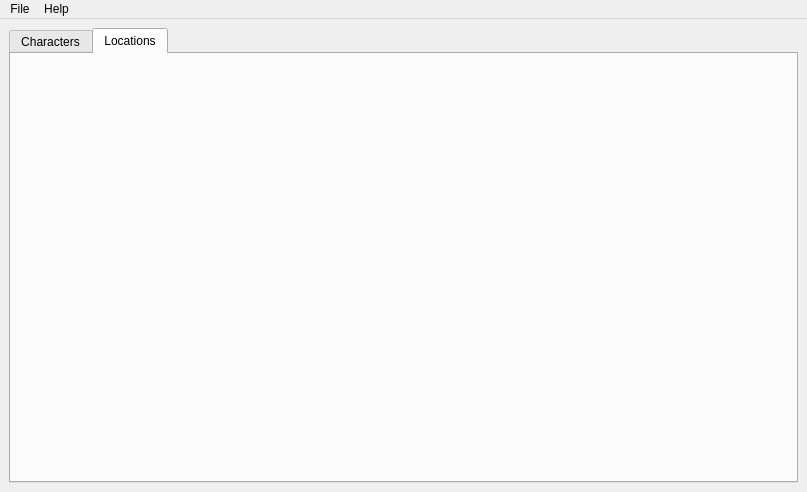
Temebe/GameMastersNotepad, file mainwindow.ui: the form before one commit.
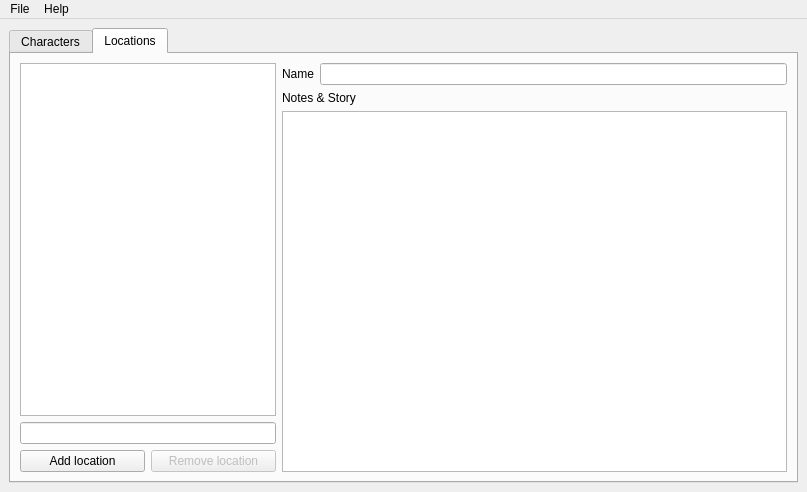
The form after the commit. The open tabs and pages were chosen to show the change. Icons and pictures are not drawn. Custom widgets are drawn as their Qt base class.

Commit message: add locations and create templated model

Patch:
```diff
--- a/mainwindow.ui
+++ b/mainwindow.ui
@@ -240,12 +240,65 @@
        <attribute name="title">
         <string>Locations</string>
        </attribute>
-       <layout class="QHBoxLayout" name="horizontalLayout_5">
+       <layout class="QHBoxLayout" name="horizontalLayout_5" stretch="0,4">
         <item>
-         <layout class="QVBoxLayout" name="verticalLayout_6"/>
+         <layout class="QVBoxLayout" name="verticalLayout_6">
+          <item>
+           <widget class="QListView" name="locationsListView"/>
+          </item>
+          <item>
+           <widget class="QLineEdit" name="lineEditSearchLocation"/>
+          </item>
+          <item>
+           <layout class="QHBoxLayout" name="horizontalLayout_4">
+            <item>
+             <widget class="QPushButton" name="buttonAddNewLocation">
+              <property name="text">
+               <string>Add location</string>
+              </property>
+             </widget>
+            </item>
+            <item>
+             <widget class="QPushButton" name="buttonRemoveLocation">
+              <property name="enabled">
+               <bool>false</bool>
+              </property>
+              <property name="text">
+               <string>Remove location</string>
+              </property>
+             </widget>
+            </item>
+           </layout>
+          </item>
+         </layout>
         </item>
         <item>
-         <layout class="QVBoxLayout" name="verticalLayout_7"/>
+         <layout class="QVBoxLayout" name="verticalLayout_7">
+          <item>
+           <layout class="QHBoxLayout" name="horizontalLayout_6">
+            <item>
+             <widget class="QLabel" name="label">
+              <property name="text">
+               <string>Name</string>
+              </property>
+             </widget>
+            </item>
+            <item>
+             <widget class="QLineEdit" name="lineEditLocationName"/>
+            </item>
+           </layout>
+          </item>
+          <item>
+           <widget class="QLabel" name="label_2">
+            <property name="text">
+             <string>Notes &amp; Story</string>
+            </property>
+           </widget>
+          </item>
+          <item>
+           <widget class="QTextEdit" name="textEditLocationNotes"/>
+          </item>
+         </layout>
         </item>
        </layout>
       </widget>
```
Left out of the diff: 61 changed lines with no effect on the pictures. The commit also changes 19 other files.
